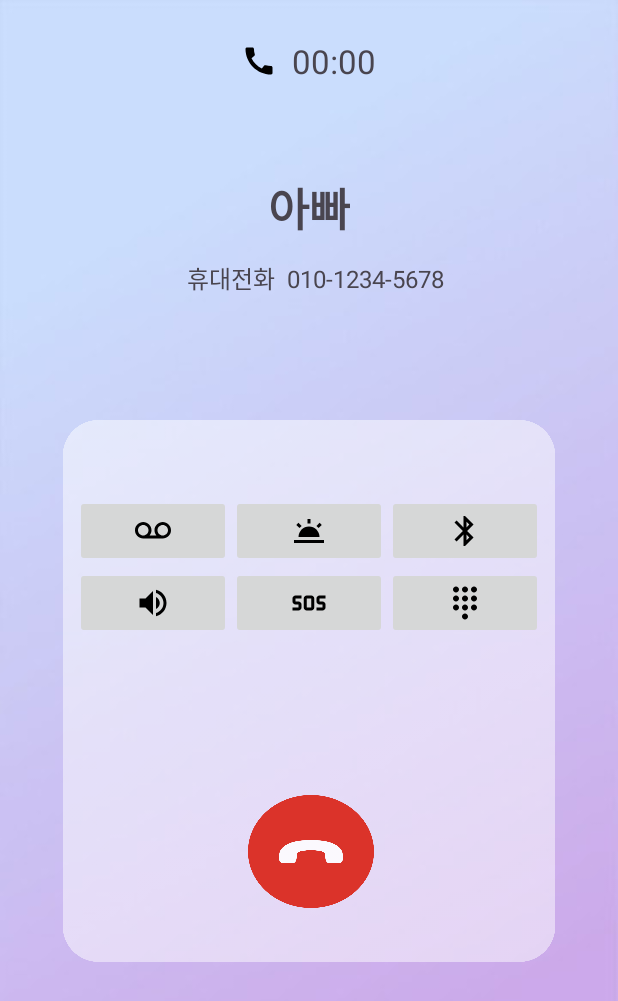
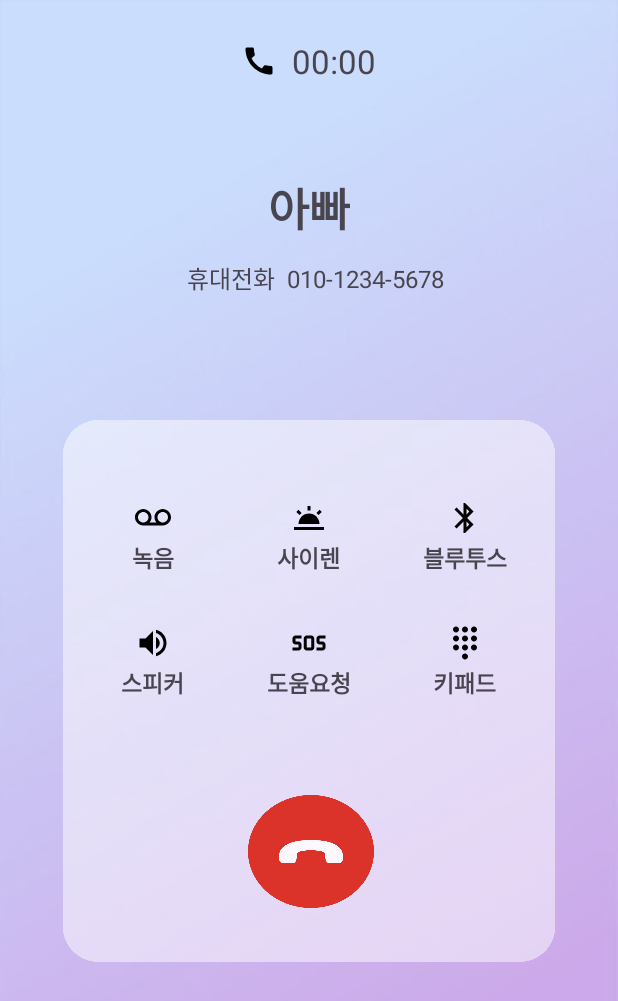
Before and after one commit to ssshyun1001/2023_GURU2_Android, an Android app: the Call_activity screen opened directly, with no data from a screen before it, on a phone screen of 412 x 824 dp. Shown: the top 1001 px of the screen. Run offline under Robolectric (Android 15) with nearby library versions, the phone set to English and light mode, and no system bars; 2 statements that could not run were skipped.

Commit message:
통화 중 화면 (화면 요소 변경, 더 비슷하게 구현)

```diff
--- a/app/src/main/res/layout/activity_call_fix.xml
+++ b/app/src/main/res/layout/activity_call_fix.xml
@@ -77,61 +77,160 @@
             android:layout_marginTop="280dp"
             android:columnCount="3"
             android:padding="50dp"
-            android:rowCount="2">
+            android:rowCount="3">
+
+            <LinearLayout
+                android:layout_width="0dp"
+                android:layout_height="wrap_content"
+                android:layout_columnWeight="1"
+                android:layout_gravity="fill"
+                android:orientation="vertical"
+                android:gravity="center"
+                android:layout_rowWeight="1"
+                android:layout_marginBottom="10dp">
 
                 <ImageButton
                     android:id="@+id/button_record"
+                    android:layout_width="wrap_content"
+                    android:layout_height="30dp"
+                    android:background="@null"
+                    android:contentDescription="녹음"
+                    android:src="@drawable/baseline_record_24" />
+
+                <TextView
+                    android:layout_width="wrap_content"
+                    android:layout_height="wrap_content"
+                    android:text="녹음"
+                    android:textSize="15sp"
+                    android:textStyle="bold"/>
+            </LinearLayout>
+
+            <LinearLayout
                 android:layout_width="0dp"
-                android:layout_height="48dp"
+                android:layout_height="wrap_content"
                 android:layout_columnWeight="1"
                 android:layout_gravity="fill"
-                android:contentDescription="@string/record"
-                android:src="@drawable/baseline_record_24" />
+                android:orientation="vertical"
+                android:gravity="center"
+                android:layout_rowWeight="1"
+                android:layout_marginBottom="10dp">
 
                 <ImageButton
                     android:id="@+id/button_siren"
+                    android:layout_width="wrap_content"
+                    android:layout_height="30dp"
+                    android:background="@null"
+                    android:contentDescription="사이렌"
+                    android:src="@drawable/baseline_siren_24" />
+
+                <TextView
+                    android:layout_width="wrap_content"
+                    android:layout_height="wrap_content"
+                    android:text="사이렌"
+                    android:textSize="15sp"
+                    android:textStyle="bold"/>
+            </LinearLayout>
+
+            <LinearLayout
                 android:layout_width="0dp"
-                android:layout_height="48dp"
+                android:layout_height="wrap_content"
                 android:layout_columnWeight="1"
                 android:layout_gravity="fill"
-                android:contentDescription="@string/siren"
-                android:src="@drawable/baseline_siren_24" />
+                android:orientation="vertical"
+                android:gravity="center"
+                android:layout_rowWeight="1"
+                android:layout_marginBottom="10dp">
 
                 <ImageButton
                     android:id="@+id/button_bluetooth"
+                    android:layout_width="wrap_content"
+                    android:layout_height="30dp"
+                    android:background="@null"
+                    android:contentDescription="블루투스"
+                    android:src="@drawable/baseline_bluetooth_24" />
+
+                <TextView
+                    android:layout_width="wrap_content"
+                    android:layout_height="wrap_content"
+                    android:text="블루투스"
+                    android:textSize="15sp"
+                    android:textStyle="bold"/>
+            </LinearLayout>
+
+            <LinearLayout
                 android:layout_width="0dp"
-                android:layout_height="48dp"
+                android:layout_height="wrap_content"
                 android:layout_columnWeight="1"
                 android:layout_gravity="fill"
-                android:contentDescription="@string/bluetooth"
-                android:src="@drawable/baseline_bluetooth_24" />
+                android:orientation="vertical"
+                android:gravity="center"
+                android:layout_marginTop="20dp">
 
                 <ImageButton
                     android:id="@+id/button_speaker"
+                    android:layout_width="wrap_content"
+                    android:layout_height="30dp"
+                    android:background="@null"
+                    android:contentDescription="스피커"
+                    android:src="@drawable/baseline_speaker_24" />
+
+                <TextView
+                    android:layout_width="wrap_content"
+                    android:layout_height="wrap_content"
+                    android:text="스피커"
+                    android:textSize="15sp"
+                    android:textStyle="bold"/>
+            </LinearLayout>
+
+            <LinearLayout
                 android:layout_width="0dp"
-                android:layout_height="48dp"
+                android:layout_height="wrap_content"
                 android:layout_columnWeight="1"
                 android:layout_gravity="fill"
-                android:contentDescription="@string/speaker"
-                android:src="@drawable/baseline_speaker_24" />
+                android:orientation="vertical"
+                android:gravity="center"
+                android:layout_marginTop="20dp">
 
                 <ImageButton
                     android:id="@+id/button_sos_stop"
+                    android:layout_width="wrap_content"
+                    android:layout_height="30dp"
+                    android:background="@null"
+                    android:contentDescription="도움요청"
+                    android:src="@drawable/baseline_sos_24" />
+
+                <TextView
+                    android:layout_width="wrap_content"
+                    android:layout_height="wrap_content"
+                    android:text="도움요청"
+                    android:textSize="15sp"
+                    android:textStyle="bold"/>
+            </LinearLayout>
+
+            <LinearLayout
                 android:layout_width="0dp"
-                android:layout_height="48dp"
+                android:layout_height="wrap_content"
                 android:layout_columnWeight="1"
                 android:layout_gravity="fill"
-                android:contentDescription="@string/sos_stop"
-                android:src="@drawable/baseline_sos_24" />
+                android:orientation="vertical"
+                android:gravity="center"
+                android:layout_marginTop="20dp">
 
                 <ImageButton
                     android:id="@+id/button_keypad"
-                android:layout_width="0dp"
-                android:layout_height="48dp"
-                android:layout_columnWeight="1"
-                android:layout_gravity="fill"
-                android:contentDescription="@string/keypad"
+                    android:layout_width="wrap_content"
+                    android:layout_height="30dp"
+                    android:background="@null"
+                    android:contentDescription="키패드"
                     android:src="@drawable/baseline_keypad_24" />
+
+                <TextView
+                    android:layout_width="wrap_content"
+                    android:layout_height="wrap_content"
+                    android:text="키패드"
+                    android:textSize="15sp"
+                    android:textStyle="bold"/>
+            </LinearLayout>
 
         </GridLayout>
     </RelativeLayout>
--- a/app/src/main/res/layout/activity_calling.xml
+++ b/app/src/main/res/layout/activity_calling.xml
@@ -16,7 +16,7 @@
         android:layout_height="match_parent">
 
         <TextView
-            android:id="@+id/text_call_timer"
+            android:id="@+id/text_calling"
             android:layout_width="wrap_content"
             android:layout_height="wrap_content"
             android:layout_centerHorizontal="true"
@@ -24,7 +24,8 @@
             android:layout_marginBottom="25dp"
             android:padding="10dp"
             android:text="수신전화"
-            android:textSize="20sp" />
+            android:textSize="20sp"
+            tools:ignore="InvalidId" />
 
         <TextView
             android:id="@+id/text_contact_name"
@@ -32,7 +33,7 @@
             android:layout_height="wrap_content"
             android:layout_below="@+id/text_call_timer"
             android:layout_centerHorizontal="true"
-            android:layout_marginTop="10dp"
+            android:layout_marginTop="80dp"
             android:text="아 빠"
             android:textSize="35sp"
             android:textStyle="bold"
```
Lines whose indentation alone changed are shown as unchanged.
